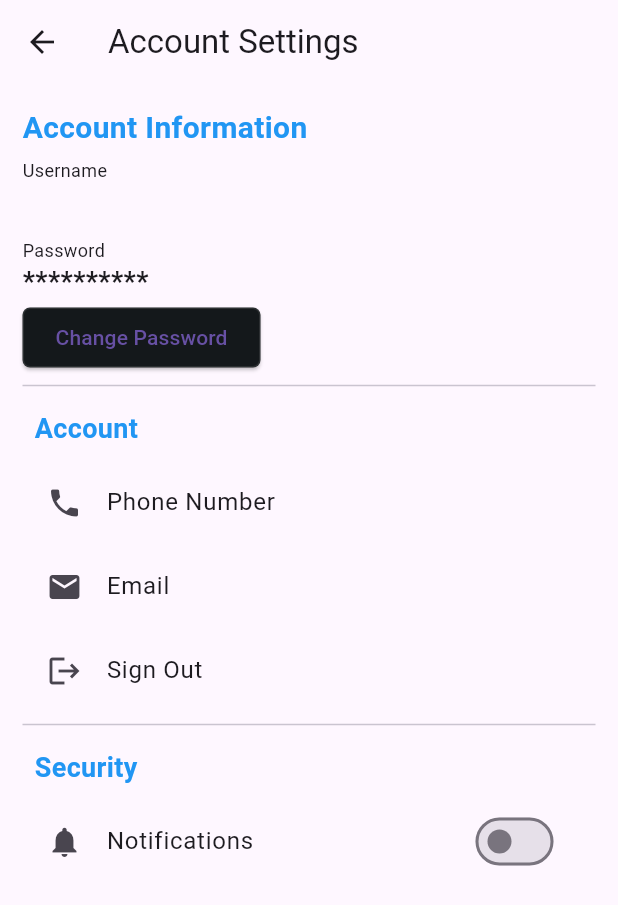
After one commit to DamianoMiloncini/AppDevProject, a Flutter app: the AccountSettings screen opened directly, on a phone screen of 412 x 824 dp. The commit adds this screen. Shown: the top 905 px of the screen. Run offline on Flutter 3.47's test engine with Material 3 defaults, Android fonts, the phone set to English and light mode, and no system bars; our stand-ins replace animated_splash_screen, cloud_firestore, firebase_auth, firebase_core, firebase_messaging, flutter_local_notifications and 5 more; accounts and stored records are empty.

Commit message:
Completed some styling, and finished the user stories

```diff
--- a/lib/HomePage.dart
+++ b/lib/HomePage.dart
@@ -116,7 +116,7 @@ class _HomePageState extends State<HomePage> {
           Row(
             children: [
               Text(
-                'Hello,',
+                'Hello, ',
                 style: TextStyle(fontSize: 35),
               ),
               Text(
@@ -129,7 +129,7 @@ class _HomePageState extends State<HomePage> {
             ],
           ),
           Text(
-            'Your current progress of the day',
+            'Explore workouts',
             style: TextStyle(fontSize: 15, color: Colors.grey),
           ),
           StreamBuilder<QuerySnapshot>(
--- /dev/null
+++ b/lib/accountSettings.dart
@@ -0,0 +1,186 @@
+import 'package:evolve/InitialPage.dart';
+import 'package:flutter/material.dart';
+import 'Session.dart';
+import 'dart:convert';
+// import 'dart:html';
+import 'dart:io';
+import 'package:evolve/SplashScreen.dart';
+import 'package:flutter/cupertino.dart';
+import 'package:flutter/material.dart';
+import 'package:firebase_core/firebase_core.dart';
+import 'package:cloud_firestore/cloud_firestore.dart';
+import 'package:flutter/services.dart';
+import 'firebase_options.dart';
+import 'HomePage.dart';
+import 'Post.dart';
+import 'CreateRoutine.dart';
+import 'WorkoutPage.dart';
+import 'Account.dart';
+import 'logIn.dart';
+import 'package:firebase_auth/firebase_auth.dart';
+import 'package:provider/provider.dart';
+import 'ChangePassword.dart';
+
+
+class AccountSettings extends StatefulWidget {
+  const AccountSettings({super.key});
+
+  @override
+  State<AccountSettings> createState() => _AccountSettingsState();
+}
+
+class _AccountSettingsState extends State<AccountSettings> {
+  @override
+  void initState() {
+    super.initState();
+  }
+
+  Future<void> signOutUser(BuildContext context) async {
+    await FirebaseAuth.instance.signOut();
+    Navigator.of(context).pushReplacement(
+      MaterialPageRoute(builder: (context) => SplashScreen()),
+    );
+  }
+
+  @override
+  Widget build(BuildContext context) {
+    UserProvider userProvider = Provider.of<UserProvider>(context);
+    return Scaffold(
+      appBar: AppBar(
+        title: Text('Account Settings'),
+        leading: IconButton(
+          icon: Icon(Icons.arrow_back),
+          onPressed: () {
+            // Define your custom back button behavior here
+            Navigator.pushReplacement(
+              context,
+              MaterialPageRoute(builder: (context) => InitialPage()), // Change to your desired screen
+            );
+          },
+        ),
+      ),
+      body: Container(
+            child: Column(
+              children: [
+                Padding(
+                  padding: EdgeInsets.all(15),
+                  child: Container(
+                      child: Column(
+                        crossAxisAlignment: CrossAxisAlignment.start,
+                        children: [
+                          Text(
+                            'Account Information',
+                            style: TextStyle(
+                              fontSize: 20,
+                              fontWeight: FontWeight.bold,
+                              color: Colors.blue
+                            ),
+                          ),
+                          SizedBox(height: 5,),
+                          Text(
+                            'Username',
+                            style: TextStyle(
+                              fontSize: 12,
+                            ),
+                          ),
+                          Text(
+                            userProvider.user!.username,
+                            style: TextStyle(
+                              fontSize: 18,
+                              fontWeight: FontWeight.bold
+                            ),
+                          ),
+                          SizedBox(height: 10,),
+                          Text(
+                            'Password',
+                            style: TextStyle(
+                              fontSize: 12,
+                            ),
+                          ),
+                          Text(
+                            '**********',
+                            style: TextStyle(
+                                fontSize: 18,
+                                fontWeight: FontWeight.bold
+                            ),
+                          ),
+                          ElevatedButton(
+                            onPressed: () {
+                              Navigator.of(context).pushReplacement(
+                                MaterialPageRoute(builder: (context) => ChangePassword()),
+                              );
+                            },
+                            style: ElevatedButton.styleFrom(
+                              backgroundColor: Color.fromRGBO(20, 24, 27, 1),
+                              padding: EdgeInsetsDirectional.fromSTEB(22, 5, 22, 5),
+                              shape: RoundedRectangleBorder(
+                                  borderRadius: BorderRadius.circular(5), // Adjust the radius as needed
+                                  side: BorderSide(
+                                    color: Colors.white10,
+                                    width: 1,
+                                  )
+                              ),
+                            ),
+                            child: Text('Change Password'),
+                          ),
+                          Divider(),
+                          Padding(
+                            padding: const EdgeInsets.all(8.0),
+                            child: Text(
+                              'Account',
+                              style: TextStyle(
+                                fontWeight: FontWeight.bold,
+                                fontSize: 18,
+                                color: Colors.blue
+                              ),
+                            ),
+                          ),
+                          ListTile(
+                            leading: Icon(Icons.phone),
+                            title: Text('Phone Number'),
+                          ),
+                          ListTile(
+                            leading: Icon(Icons.email),
+                            title: Text('Email'),
+                          ),
+                          ListTile(
+                            onTap: () {
+                              signOutUser(context);
+                            },
+                            leading: Icon(Icons.logout),
+                            title: Text('Sign Out'),
+                          ),
+                          Divider(),
+                          Padding(
+                            padding: const EdgeInsets.all(8.0),
+                            child: Text(
+                              'Security',
+                              style: TextStyle(
+                                fontWeight: FontWeight.bold,
+                                fontSize: 18,
+                                color: Colors.blue
+                              ),
+                            ),
+                          ),
+                          ListTile(
+                            leading: Icon(Icons.notifications),
+                            title: Text('Notifications'),
+                            trailing: Switch(
+                              value: false, // Set initial value here
+                              onChanged: (newValue) {
+                                // Handle switch state change here
+                              },
+                            ),
+                          ),
+
+                        ],
+                      )
+                  ),
+                )
+              ]
+
+            ),
+      ),
+    );
+  }
+}
--- a/lib/createAccount.dart
+++ b/lib/createAccount.dart
@@ -333,7 +333,7 @@ String image_selected = "1";
                                 MaterialPageRoute(builder: (context) => HomePageWidget())
                             );
                           },
-                          child: Text('Already have an account', style: TextStyle(color: Colors.deepOrangeAccent, fontSize: 12),),
+                          child: Text('Already have an account', style: TextStyle(color: Colors.white24, fontSize: 12),),
                         ),
 
                       ],
```
Also changed, not shown: lib/ChangePassword.dart (added, +186 -0 lines), lib/InitialPage.dart (+13 -21 lines), lib/logIn.dart (+36 -4 lines), lib/ShareMessage.dart (added).
